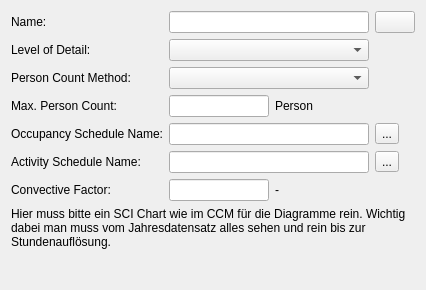
Qt form SIM-VICUS/src/SVDBInternalLoadsPersonEditWidget.ui (ghorwin/SIM-VICUS) before a commit.
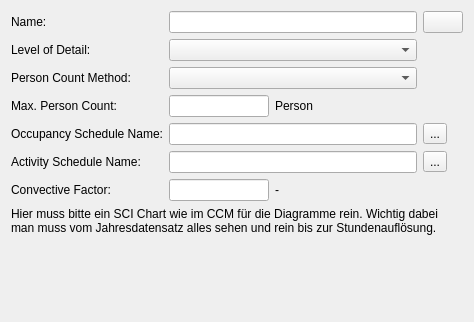
The same form after that commit. Custom widgets are drawn as their Qt base class.

Commit message: Refactored select() function in database dialogs. Added selection of schedules in person loads db dialog.

What changed in the file:
```diff
--- a/SIM-VICUS/src/SVDBInternalLoadsPersonEditWidget.ui
+++ b/SIM-VICUS/src/SVDBInternalLoadsPersonEditWidget.ui
@@ -2,6 +2,14 @@
 <ui version="4.0">
  <class>SVDBInternalLoadsPersonEditWidget</class>
  <widget class="QWidget" name="SVDBInternalLoadsPersonEditWidget">
+  <property name="geometry">
+   <rect>
+    <x>0</x>
+    <y>0</y>
+    <width>474</width>
+    <height>322</height>
+   </rect>
+  </property>
   <property name="sizePolicy">
    <sizepolicy hsizetype="Expanding" vsizetype="Preferred">
     <horstretch>0</horstretch>
@@ -66,7 +74,11 @@
     </widget>
    </item>
    <item row="4" column="1" colspan="3">
-    <widget class="QLineEdit" name="lineEditOccupancyScheduleName"/>
+    <widget class="QLineEdit" name="lineEditOccupancyScheduleName">
+     <property name="readOnly">
+      <bool>true</bool>
+     </property>
+    </widget>
    </item>
    <item row="6" column="1">
     <widget class="QtExt::ValidatingLineEdit" name="lineEditConvectiveFactor">
@@ -99,7 +111,11 @@
     <widget class="QComboBox" name="comboBoxPersonMethod"/>
    </item>
    <item row="5" column="1" colspan="3">
-    <widget class="QLineEdit" name="lineEditActivityScheduleName"/>
+    <widget class="QLineEdit" name="lineEditActivityScheduleName">
+     <property name="readOnly">
+      <bool>true</bool>
+     </property>
+    </widget>
    </item>
    <item row="3" column="2">
     <widget class="QLabel" name="labelPersonCountUnit">
```
The commit also changes 14 other files.
